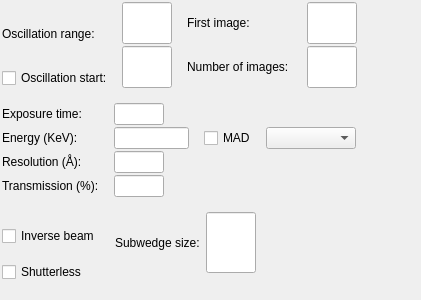
Qt form Bricks/widgets/ui_files/Qt4_acquisition_widget_vertical_layout.ui (mxcube/mxcubeqt) before a commit.
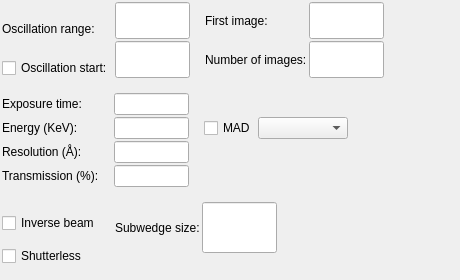
The same form after that commit.

Diff of the .ui file:
```diff
--- a/Bricks/widgets/ui_files/Qt4_acquisition_widget_vertical_layout.ui
+++ b/Bricks/widgets/ui_files/Qt4_acquisition_widget_vertical_layout.ui
@@ -6,8 +6,8 @@
    <rect>
     <x>0</x>
     <y>0</y>
-    <width>421</width>
-    <height>300</height>
+    <width>460</width>
+    <height>280</height>
    </rect>
   </property>
   <property name="sizePolicy">
@@ -47,6 +47,9 @@
        </property>
        <item>
         <layout class="QHBoxLayout">
+         <property name="spacing">
+          <number>2</number>
+         </property>
          <item>
           <layout class="QVBoxLayout">
            <property name="spacing">
@@ -80,7 +83,7 @@
             <widget class="QLineEdit" name="osc_range_ledit">
              <property name="minimumSize">
               <size>
-               <width>50</width>
+               <width>75</width>
                <height>0</height>
               </size>
              </property>
@@ -96,7 +99,7 @@
             <widget class="QLineEdit" name="osc_start_ledit">
              <property name="minimumSize">
               <size>
-               <width>50</width>
+               <width>75</width>
                <height>0</height>
               </size>
              </property>
@@ -114,6 +117,9 @@
        </item>
        <item>
         <layout class="QHBoxLayout">
+         <property name="spacing">
+          <number>2</number>
+         </property>
          <item>
           <layout class="QVBoxLayout">
            <property name="spacing">
@@ -153,7 +159,7 @@
             <widget class="QLineEdit" name="first_image_ledit">
              <property name="minimumSize">
               <size>
-               <width>50</width>
+               <width>75</width>
                <height>0</height>
               </size>
              </property>
@@ -169,7 +175,7 @@
             <widget class="QLineEdit" name="num_images_ledit">
              <property name="minimumSize">
               <size>
-               <width>50</width>
+               <width>75</width>
                <height>0</height>
               </size>
              </property>
@@ -248,7 +254,7 @@
           <widget class="QLineEdit" name="exp_time_ledit">
            <property name="minimumSize">
             <size>
-             <width>50</width>
+             <width>75</width>
              <height>0</height>
             </size>
            </property>
@@ -284,7 +290,7 @@
            <item>
             <layout class="QHBoxLayout">
              <property name="spacing">
-              <number>10</number>
+              <number>2</number>
              </property>
              <item>
               <widget class="QCheckBox" name="mad_cbox">
@@ -333,7 +339,7 @@
           <widget class="QLineEdit" name="resolution_ledit">
            <property name="minimumSize">
             <size>
-             <width>50</width>
+             <width>75</width>
              <height>0</height>
             </size>
            </property>
@@ -355,7 +361,7 @@
            </property>
            <property name="maximumSize">
             <size>
-             <width>50</width>
+             <width>75</width>
              <height>32767</height>
             </size>
            </property>
@@ -401,6 +407,9 @@
          </property>
          <item>
           <layout class="QHBoxLayout">
+           <property name="spacing">
+            <number>2</number>
+           </property>
            <item>
             <widget class="QLabel" name="subwedge_size_label">
              <property name="toolTip">
@@ -418,7 +427,7 @@
             <widget class="QLineEdit" name="subwedge_size_ledit">
              <property name="maximumSize">
               <size>
-               <width>50</width>
+               <width>75</width>
                <height>32767</height>
               </size>
              </property>
```
